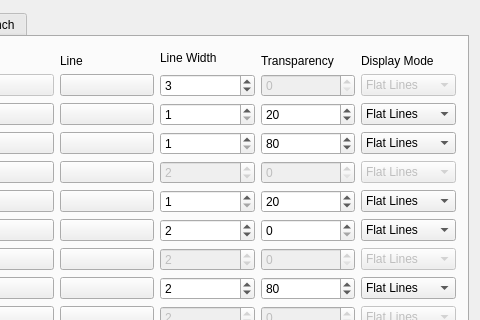
Above: ui/preferences-OSAFE_visual.ui from ebrahimraeyat/OSAFE before the change; both pictures show x 174 to 654 and y 0 to 320 of the 654 by 715 pixel window. Below: the same form after it.
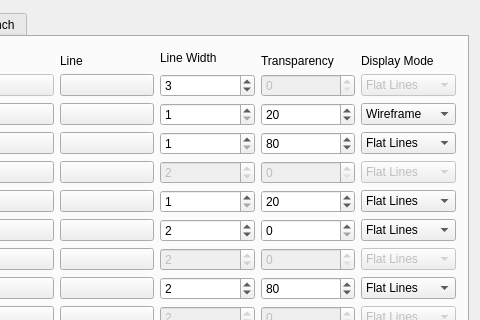
That is the form after the change. Custom widgets are drawn as their Qt base class.

Commit message: set default mode of columns to wireframe

```diff
--- a/ui/preferences-OSAFE_visual.ui
+++ b/ui/preferences-OSAFE_visual.ui
@@ -282,7 +282,7 @@
        <item row="3" column="5">
         <widget class="Gui::PrefComboBox" name="column_display_mode">
          <property name="currentIndex">
-          <number>0</number>
+          <number>2</number>
          </property>
          <property name="prefEntry" stdset="0">
           <cstring>column_display_mode</cstring>
```
